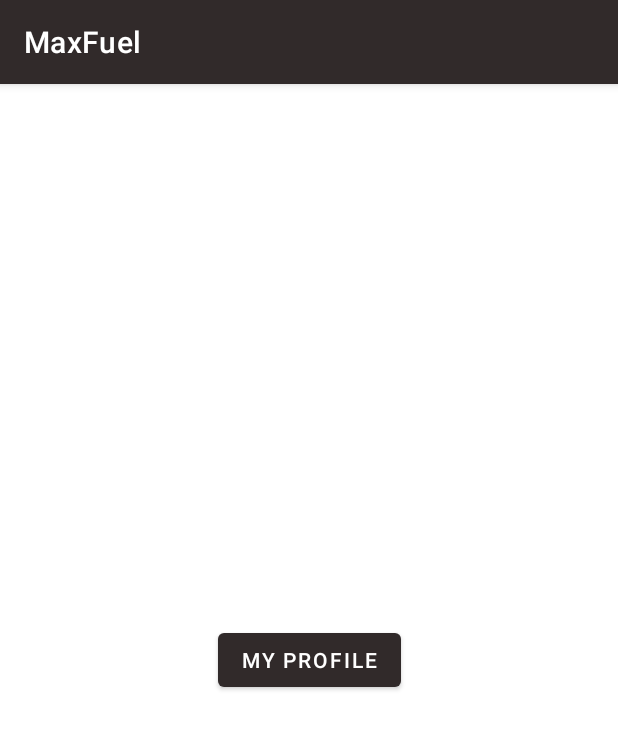
After one commit to aparna-jay/FuelQueueManagementClient, an Android app: the StationOwnerHomeActivity screen opened directly, with no data from a screen before it, on a phone screen of 412 x 824 dp. The commit adds this screen. Shown: the top 729 px of the screen. Run offline under Robolectric (Android 15) with nearby library versions, the phone set to English and light mode, and no system bars; network calls fail.

Commit message:
Display station profile

```diff
--- a/app/src/main/java/com/example/fuelqueuemanagement/SessionHandler.java
+++ b/app/src/main/java/com/example/fuelqueuemanagement/SessionHandler.java
@@ -7,7 +7,10 @@
 
 package com.example.fuelqueuemanagement;
 
+import com.example.fuelqueuemanagement.database.stationModel;
+
 //Store login session details
 public class SessionHandler {
     public static String currentUser;
+    public static stationModel station;
 }
--- /dev/null
+++ b/app/src/main/java/com/example/fuelqueuemanagement/StationOwnerHomeActivity.java
@@ -0,0 +1,38 @@
+/****************************************************************************
+ * Author 1 - Jayawardena W. A. M. (IT19123882)
+ * Author 2 - Imbulana Liyanage D. S. I. (IT19134772)
+ * Course - Enterprise Application Development (SE4040)
+ * Last Modified On- 25.10.2022
+ *****************************************************************************/
+
+package com.example.fuelqueuemanagement;
+
+import androidx.appcompat.app.AppCompatActivity;
+
+import android.content.Intent;
+import android.os.Bundle;
+import android.view.View;
+import android.widget.Button;
+
+//Manage station owner home page UI
+public class StationOwnerHomeActivity extends AppCompatActivity {
+
+    Button myProfile;
+
+    @Override
+    protected void onCreate(Bundle savedInstanceState) {
+        super.onCreate(savedInstanceState);
+        setContentView(R.layout.activity_station_owner_home);
+
+        myProfile = findViewById(R.id.profile);
+
+        //Navigate to station profile
+        myProfile.setOnClickListener(new View.OnClickListener() {
+            @Override
+            public void onClick(View view) {
+                Intent intent = new Intent(getApplicationContext(), FillingStationProfileActivity.class);
+                startActivity(intent);
+            }
+        });
+    }
+}
--- /dev/null
+++ b/app/src/main/res/layout/activity_station_owner_home.xml
@@ -0,0 +1,18 @@
+<?xml version="1.0" encoding="utf-8"?>
+<androidx.constraintlayout.widget.ConstraintLayout xmlns:android="http://schemas.android.com/apk/res/android"
+    xmlns:app="http://schemas.android.com/apk/res-auto"
+    xmlns:tools="http://schemas.android.com/tools"
+    android:layout_width="match_parent"
+    android:layout_height="match_parent"
+    tools:context=".StationOwnerHomeActivity">
+
+    <Button
+        android:id="@+id/profile"
+        android:layout_width="wrap_content"
+        android:layout_height="wrap_content"
+        android:text="My profile"
+        app:layout_constraintBottom_toBottomOf="parent"
+        app:layout_constraintEnd_toEndOf="parent"
+        app:layout_constraintStart_toStartOf="parent"
+        app:layout_constraintTop_toTopOf="parent" />
+</androidx.constraintlayout.widget.ConstraintLayout>
```
Also changed, not shown: app/src/main/AndroidManifest.xml (+9 -4 lines), app/src/main/java/com/example/fuelqueuemanagement/FillingStationProfileActivity.java (+36 -0 lines), app/src/main/java/com/example/fuelqueuemanagement/database/StationOnlineDBHelper.java (+56 -5 lines).
